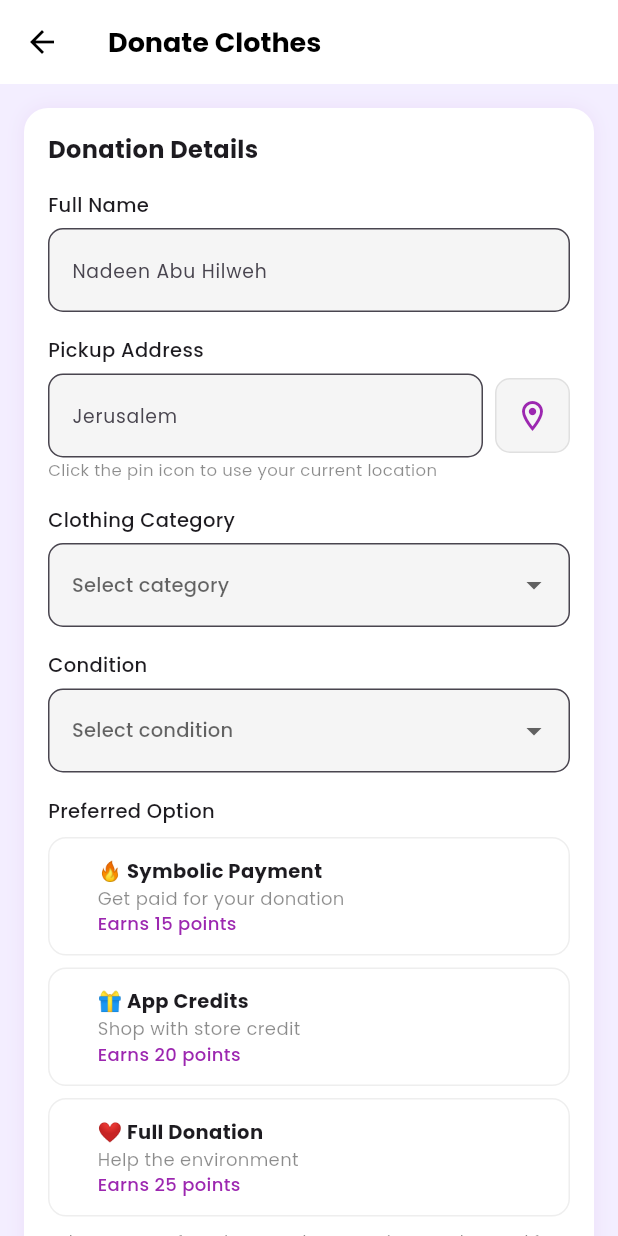
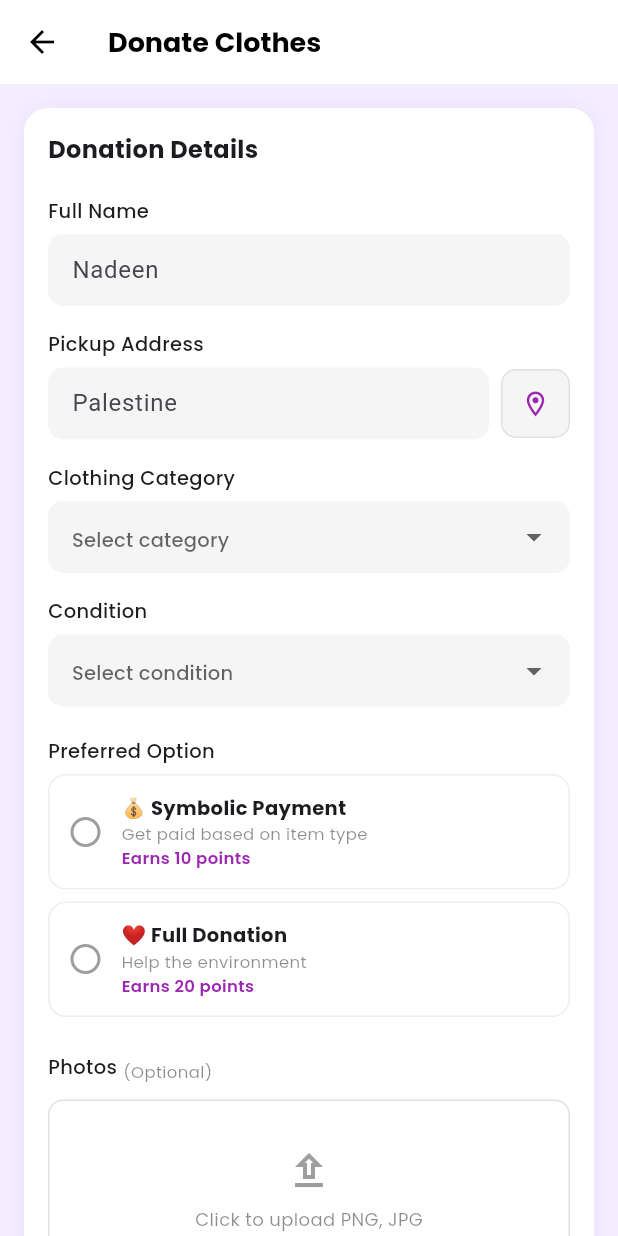
Before and after one commit to Nadeen218/ReCloth, a Flutter app: the DonateScreen screen opened directly, on a phone screen of 412 x 824 dp. Run offline on Flutter 3.47's test engine with Material 3 defaults, Android fonts, the phone set to English and light mode, and no system bars; our stand-ins replace google_fonts.

Commit message:
Update on Donate Screen

```diff
--- a/lib/screens/donate/donate_screen.dart
+++ b/lib/screens/donate/donate_screen.dart
@@ -13,34 +13,38 @@ class _DonateScreenState extends State<DonateScreen> {
   final _nameController = TextEditingController();
   final _addressController = TextEditingController();
   final _notesController = TextEditingController();
+
   String? _selectedCategory;
   String? _selectedCondition;
   String? _selectedOption;
+  bool _imageUploaded = false; // Tracks if the user has simulated an image upload
 
-  final List<String> _categories = [
-    '👕 Tops & T-Shirts',
-    '👖 Bottoms & Jeans',
-    '👗 Dresses & Skirts',
-    '🧥 Outerwear & Jackets',
-    '🏃 Activewear & Sportswear',
-    '👟 Shoes & Footwear',
-    '👜 Accessories (bags, scarves)',
-    '👶 Kids & Baby Clothes',
-    '👔 Formal & Business Wear',
-    '🎁 Mixed Items Bundle',
+  // Category list with specific pricing for each item type
+  final List<Map<String, dynamic>> _categories = [
+    {'name': '👕 Tops & T-Shirts', 'price': 3},
+    {'name': '👖 Bottoms & Jeans', 'price': 5},
+    {'name': '👗 Dresses & Skirts', 'price': 7},
+    {'name': '🧥 Outerwear & Jackets', 'price': 10},
+    {'name': '👟 Shoes & Footwear', 'price': 8},
+    {'name': '👶 Kids & Baby Clothes', 'price': 4},
   ];
 
   final List<Map<String, String>> _conditions = [
-    {'emoji': '✨', 'title': 'Excellent - Like new', 'desc': 'No visible signs of wear'},
-    {'emoji': '👍', 'title': 'Good - Minor wear', 'desc': 'Minor signs of use, still in good condition'},
-    {'emoji': '🧼', 'title': 'Needs Cleaning', 'desc': 'Good condition but needs washing or minor repairs'},
+    {'emoji': '✨', 'title': 'Excellent - Like new'},
+    {'emoji': '👍', 'title': 'Good - Minor wear'},
+    {'emoji': '🧼', 'title': 'Needs Cleaning'},
+    {'emoji': '♻️', 'title': 'Damaged'},
   ];
 
   final List<Map<String, dynamic>> _options = [
-    {'emoji': '🔥', 'title': 'Symbolic Payment', 'desc': 'Get paid for your donation', 'points': 'Earns 15 points'},
-    {'emoji': '🎁', 'title': 'App Credits', 'desc': 'Shop with store credit', 'points': 'Earns 20 points'},
-    {'emoji': '❤️', 'title': 'Full Donation', 'desc': 'Help the environment', 'points': 'Earns 25 points'},
+    {'emoji': '💰', 'title': 'Symbolic Payment', 'desc': 'Get paid based on item type', 'points': 'Earns 10 points'},
+    {'emoji': '❤️', 'title': 'Full Donation', 'desc': 'Help the environment', 'points': 'Earns 20 points'},
   ];
+
+  // Logic to determine if a photo is mandatory based on the selected reward option
+  bool _isImageRequired() {
+    return _selectedOption == 'Symbolic Payment' ;
+  }
 
   @override
   Widget build(BuildContext context) {
@@ -68,99 +72,64 @@ class _DonateScreenState extends State<DonateScreen> {
             crossAxisAlignment: CrossAxisAlignment.start,
             children: [
               Text('Donation Details', style: GoogleFonts.poppins(fontSize: 16, fontWeight: FontWeight.bold)),
+              const SizedBox(height: 20),
+
+              _buildLabel('Full Name'),
+              TextField(decoration: _inputDecoration('Nadeen'), controller: _nameController),
               const SizedBox(height: 16),
 
-              // Full Name
-              Text('Full Name', style: GoogleFonts.poppins(fontSize: 13, fontWeight: FontWeight.w500)),
-              const SizedBox(height: 6),
-              TextField(
-                controller: _nameController,
-                decoration: InputDecoration(
-                  label: Text(
-                    'Nadeen Abu Hilweh',
-                    style: GoogleFonts.poppins(fontSize: 12.5),
-                  ),
-                  border: OutlineInputBorder(borderRadius: BorderRadius.circular(10)),
-                  filled: true,
-                  fillColor: Colors.grey[100],
-                ),
+              _buildLabel('Pickup Address'),
+              Row(
+                children: [
+                  Expanded(child: TextField(decoration: _inputDecoration('Palestine'), controller: _addressController)),
+                  const SizedBox(width: 8),
+                  _buildIconBtn(Icons.location_on_outlined),
+                ],
               ),
               const SizedBox(height: 16),
 
-              // Pickup Address
-              Text('Pickup Address', style: GoogleFonts.poppins(fontSize: 13, fontWeight: FontWeight.w500)),
-              const SizedBox(height: 6),
-              Row(
-                children: [
-                  Expanded(
-                    child: TextField(
-                      controller: _addressController,
-                      decoration: InputDecoration(
-                        label: Text(
-                          'Jerusalem',
-                          style: GoogleFonts.poppins(fontSize: 12.5),
-                        ),
-                        border: OutlineInputBorder(borderRadius: BorderRadius.circular(10)),
-                        filled: true,
-                        fillColor: Colors.grey[100],
-                      ),
-                    ),
-                  ),
-                  const SizedBox(width: 8),
-                  Container(
-                    padding: const EdgeInsets.all(12),
-                    decoration: BoxDecoration(
-                      color: Colors.grey[100],
-                      borderRadius: BorderRadius.circular(10),
-                      border: Border.all(color: Colors.grey.shade300),
-                    ),
-                    child: const Icon(Icons.location_on_outlined, color: Colors.purple),
-                  ),
-                ],
-              ),
-              Text('Click the pin icon to use your current location',
-                  style: GoogleFonts.poppins(fontSize: 11, color: Colors.black45)),
-              const SizedBox(height: 16),
-
-              // Clothing Category
-              Text('Clothing Category', style: GoogleFonts.poppins(fontSize: 13, fontWeight: FontWeight.w500)),
-              const SizedBox(height: 6),
+              _buildLabel('Clothing Category'),
               DropdownButtonFormField<String>(
                 value: _selectedCategory,
                 hint: Text('Select category', style: GoogleFonts.poppins(fontSize: 13)),
-                decoration: InputDecoration(
-                  border: OutlineInputBorder(borderRadius: BorderRadius.circular(10)),
-                  filled: true,
-                  fillColor: Colors.grey[100],
-                ),
-                items: _categories.map((c) => DropdownMenuItem(value: c, child: Text(c, style: GoogleFonts.poppins(fontSize: 13)))).toList(),
+                decoration: _inputDecoration(''),
+                items: _categories.map((c) => DropdownMenuItem(
+                  value: c['name'] as String,
+                  child: Text(c['name'], style: GoogleFonts.poppins(fontSize: 13)),
+                )).toList(),
                 onChanged: (val) => setState(() => _selectedCategory = val),
               ),
               const SizedBox(height: 16),
 
-              // Condition
-              Text('Condition', style: GoogleFonts.poppins(fontSize: 13, fontWeight: FontWeight.w500)),
-              const SizedBox(height: 6),
+              _buildLabel('Condition'),
               DropdownButtonFormField<String>(
                 value: _selectedCondition,
                 hint: Text('Select condition', style: GoogleFonts.poppins(fontSize: 13)),
-                decoration: InputDecoration(
-                  border: OutlineInputBorder(borderRadius: BorderRadius.circular(10)),
-                  filled: true,
-                  fillColor: Colors.grey[100],
-                ),
+                decoration: _inputDecoration(''),
                 items: _conditions.map((c) => DropdownMenuItem(
                   value: c['title'],
                   child: Text('${c['emoji']} ${c['title']}', style: GoogleFonts.poppins(fontSize: 13)),
                 )).toList(),
-                onChanged: (val) => setState(() => _selectedCondition = val),
+                onChanged: (val) {
+                  setState(() {
+                    _selectedCondition = val;
+                    // Automatically force "Full Donation" if item quality is poor
+                    if ( _selectedCondition == 'Damaged') {
+                      _selectedOption = 'Full Donation';
+                    }
+                  });
+                },
               ),
-              const SizedBox(height: 16),
+              const SizedBox(height: 20),
 
-              // Preferred Option
-              Text('Preferred Option', style: GoogleFonts.poppins(fontSize: 13, fontWeight: FontWeight.w500)),
-              const SizedBox(height: 8),
-              ..._options.map((option) => GestureDetector(
+              _buildLabel('Preferred Option'),
+              // Filter out payment options if the item condition isn't good enough
+              ..._options.where((option) {
+                if (_selectedCondition == 'Damaged') {
+                  return option['title'] == 'Full Donation';
+                }
+                return true;
+              }).map((option) => GestureDetector(
                 onTap: () => setState(() => _selectedOption = option['title']),
                 child: Container(
                   margin: const EdgeInsets.only(bottom: 8),
@@ -168,26 +137,25 @@ class _DonateScreenState extends State<DonateScreen> {
                   decoration: BoxDecoration(
                     color: _selectedOption == option['title'] ? const Color(0xFFF3EEFF) : Colors.white,
                     borderRadius: BorderRadius.circular(12),
-                    border: Border.all(
-                      color: _selectedOption == option['title'] ? Colors.purple : Colors.grey.shade200,
-                      width: _selectedOption == option['title'] ? 2 : 1,
-                    ),
+                    border: Border.all(color: _selectedOption == option['title'] ? Colors.purple : Colors.grey.shade200),
                   ),
                   child: Row(
                     children: [
-                      if (_selectedOption == option['title'])
-                        const Icon(Icons.circle, color: Colors.purple, size: 12),
-                      if (_selectedOption != option['title'])
+                      Icon(_selectedOption == option['title'] ? Icons.check_circle : Icons.circle_outlined, color: _selectedOption == option['title'] ? Colors.purple : Colors.grey),
                       const SizedBox(width: 12),
-                      const SizedBox(width: 8),
                       Expanded(
                         child: Column(
                           crossAxisAlignment: CrossAxisAlignment.start,
                           children: [
-                            Text('${option['emoji']} ${option['title']}',
-                                style: GoogleFonts.poppins(fontSize: 13, fontWeight: FontWeight.bold)),
-                            Text(option['desc'], style: GoogleFonts.poppins(fontSize: 12, color: Colors.black45)),
-                            Text(option['points'], style: GoogleFonts.poppins(fontSize: 12, color: Colors.purple, fontWeight: FontWeight.w500)),
+                            Text('${option['emoji']} ${option['title']}', style: GoogleFonts.poppins(fontSize: 13, fontWeight: FontWeight.bold)),
+                            // Display dynamic pricing if Symbolic Payment is chosen
+                            Text(
+                              (option['title'] == 'Symbolic Payment' && _selectedCategory != null)
+                                  ? 'You will get ${_categories.firstWhere((c) => c['name'] == _selectedCategory)['price']} NIS for this item'
+                                  : option['desc'],
+                              style: GoogleFonts.poppins(fontSize: 11, color: Colors.black45),
+                            ),
+                            Text(option['points'], style: GoogleFonts.poppins(fontSize: 11, color: Colors.purple, fontWeight: FontWeight.w600)),
                           ],
                         ),
                       ),
@@ -195,65 +163,58 @@ class _DonateScreenState extends State<DonateScreen> {
                   ),
                 ),
               )),
-              Text('Select your preferred way to donate. Points can be used for rewards in the app.',
-                  style: GoogleFonts.poppins(fontSize: 11, color: Colors.black45)),
+
               const SizedBox(height: 16),
 
-              // Additional Notes
-              Text('Additional Notes (Optional)', style: GoogleFonts.poppins(fontSize: 13, fontWeight: FontWeight.w500)),
+              // Image picker section with conditional validation labels
+              Row(
+                children: [
+                  _buildLabel('Photos'),
+                  const SizedBox(width: 4),
+                  Text(_isImageRequired() ? '(Required)' : '(Optional)',
+                      style: GoogleFonts.poppins(fontSize: 11, color: _isImageRequired() ? Colors.red : Colors.black45, fontWeight: _isImageRequired() ? FontWeight.bold : FontWeight.normal)),
+                ],
+              ),
               const SizedBox(height: 6),
-              TextField(
-                controller: _notesController,
-                maxLines: 3,
-                decoration: InputDecoration(
-                  hintText: 'Any special instructions or details about the items...',
-                  hintStyle: GoogleFonts.poppins(fontSize: 12, color: Colors.black38),
-                  border: OutlineInputBorder(borderRadius: BorderRadius.circular(10)),
-                  filled: true,
-                  fillColor: Colors.grey[100],
-                ),
-              ),
-              const SizedBox(height: 16),
-
-              // Photos
-              Text('Photos (Optional)', style: GoogleFonts.poppins(fontSize: 13, fontWeight: FontWeight.w500)),
-              const SizedBox(height: 6),
-              Container(
-                height: 120,
+              GestureDetector(
+                onTap: () => setState(() => _imageUploaded = true), // Placeholder for actual image picking logic
+                child: Container(
+                  height: 120, width: double.infinity,
                   decoration: BoxDecoration(
-                  border: Border.all(color: Colors.grey.shade300, style: BorderStyle.solid),
+                    color: _imageUploaded ? Colors.green[50] : Colors.white,
+                    border: Border.all(color: _imageUploaded ? Colors.green : Colors.grey.shade300, style: BorderStyle.solid),
                     borderRadius: BorderRadius.circular(10),
                   ),
                   child: Center(
                     child: Column(
                       mainAxisAlignment: MainAxisAlignment.center,
                       children: [
-                      const Icon(Icons.upload_outlined, color: Colors.grey, size: 32),
+                        Icon(_imageUploaded ? Icons.check_circle : Icons.upload_outlined, color: _imageUploaded ? Colors.green : Colors.grey, size: 32),
                         const SizedBox(height: 8),
-                      Text('Click to upload or drag and drop', style: GoogleFonts.poppins(fontSize: 12, color: Colors.black45)),
-                      Text('PNG, JPG up to 10MB', style: GoogleFonts.poppins(fontSize: 11, color: Colors.black38)),
+                        Text(_imageUploaded ? 'Image Uploaded' : 'Click to upload PNG, JPG', style: GoogleFonts.poppins(fontSize: 12, color: Colors.black45)),
                       ],
                     ),
                   ),
                 ),
+              ),
+
               const SizedBox(height: 24),
-
-              // Submit Button
+              // Final submission with validation check
               SizedBox(
                 width: double.infinity,
                 child: ElevatedButton(
                   onPressed: () {
-                    Navigator.pushReplacement(
-                      context,
-                      MaterialPageRoute(builder: (_) => const DonationSubmittedScreen()),
+                    // Block submission if a required photo is missing
+                    if (_isImageRequired() && !_imageUploaded) {
+                      ScaffoldMessenger.of(context).showSnackBar(
+                        const SnackBar(content: Text('Please upload a photo to proceed'), backgroundColor: Colors.red),
                       );
+                      return;
+                    }
+                    Navigator.pushReplacement(context, MaterialPageRoute(builder: (_) => const DonationSubmittedScreen()));
                   },
-                  style: ElevatedButton.styleFrom(
-                    backgroundColor: Colors.purple,
-                    padding: const EdgeInsets.symmetric(vertical: 14),
-                    shape: RoundedRectangleBorder(borderRadius: BorderRadius.circular(10)),
-                  ),
-                  child: Text('Submit Donation Request', style: GoogleFonts.poppins(fontSize: 16, color: Colors.white)),
+                  style: ElevatedButton.styleFrom(backgroundColor: Colors.purple, padding: const EdgeInsets.symmetric(vertical: 14)),
+                  child: Text('Submit Donation Request', style: GoogleFonts.poppins(color: Colors.white, fontWeight: FontWeight.bold)),
                 ),
               ),
             ],
@@ -262,4 +223,17 @@ class _DonateScreenState extends State<DonateScreen> {
       ),
     );
   }
+
+  // UI Helper: Common input field decoration
+  InputDecoration _inputDecoration(String hint) => InputDecoration(
+    hintText: hint, filled: true, fillColor: Colors.grey[100],
+    border: OutlineInputBorder(borderRadius: BorderRadius.circular(10), borderSide: BorderSide.none),
+    contentPadding: const EdgeInsets.symmetric(horizontal: 12, vertical: 12),
+  );
+
+  // UI Helper: Label style for form fields
+  Widget _buildLabel(String text) => Padding(padding: const EdgeInsets.only(bottom: 6), child: Text(text, style: GoogleFonts.poppins(fontSize: 13, fontWeight: FontWeight.w500)));
+
+  // UI Helper: Square icon button for location
+  Widget _buildIconBtn(IconData icon) => Container(padding: const EdgeInsets.all(12), decoration: BoxDecoration(color: Colors.grey[100], borderRadius: BorderRadius.circular(10), border: Border.all(color: Colors.grey.shade300)), child: Icon(icon, color: Colors.purple, size: 20));
 }
```
Lines whose indentation alone changed are shown as unchanged.
